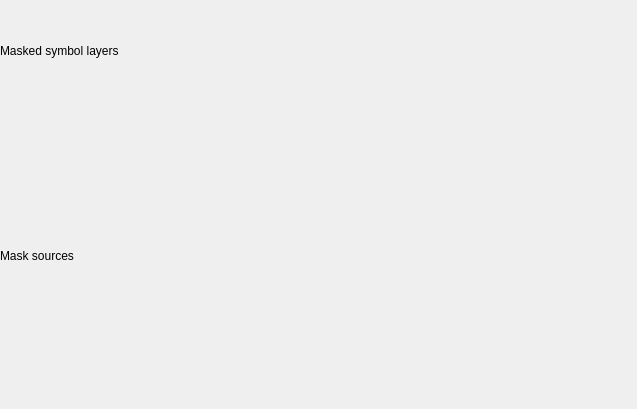
The window that src/ui/qgsmaskingwidgetbase.ui (qgis/QGIS) describes before a commit, drawn with Qt 5.
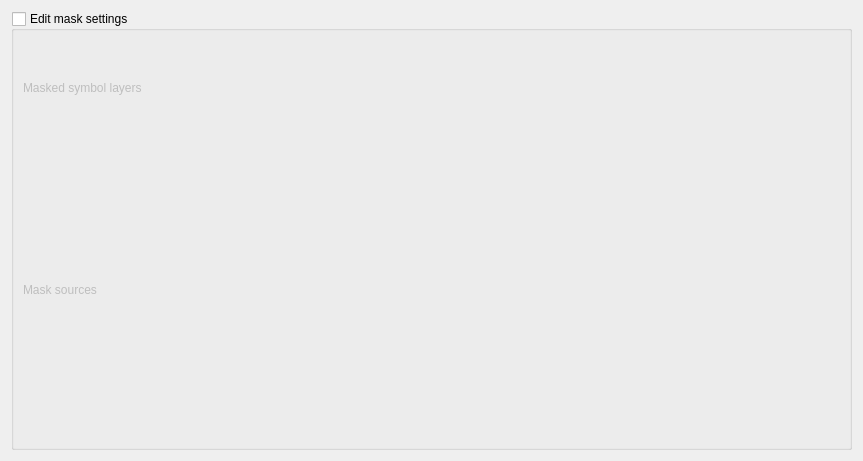
The same window after the commit. Custom widgets are drawn as their Qt base class.

Commit message: Defer mask source widget population (fixes #34942)

```diff
--- a/src/ui/qgsmaskingwidgetbase.ui
+++ b/src/ui/qgsmaskingwidgetbase.ui
@@ -6,28 +6,28 @@
    <rect>
     <x>0</x>
     <y>0</y>
-    <width>637</width>
-    <height>409</height>
+    <width>863</width>
+    <height>461</height>
    </rect>
   </property>
   <property name="windowTitle">
    <string>Form</string>
   </property>
+  <layout class="QVBoxLayout" name="verticalLayout_2">
+   <item>
+    <widget class="QGroupBox" name="mEditMaskSettingsGroup">
+     <property name="title">
+      <string>Edit mask settings</string>
+     </property>
+     <property name="checkable">
+      <bool>true</bool>
+     </property>
+     <property name="checked">
+      <bool>false</bool>
+     </property>
   <layout class="QVBoxLayout" name="verticalLayout">
-   <property name="spacing">
-    <number>0</number>
-   </property>
    <property name="leftMargin">
-    <number>0</number>
-   </property>
-   <property name="topMargin">
-    <number>0</number>
-   </property>
-   <property name="rightMargin">
-    <number>0</number>
-   </property>
-   <property name="bottomMargin">
-    <number>0</number>
+       <number>9</number>
    </property>
    <item>
     <widget class="QLabel" name="label">
@@ -51,6 +51,9 @@
      <property name="enabled">
       <bool>false</bool>
      </property>
+       </widget>
+      </item>
+     </layout>
     </widget>
    </item>
   </layout>
```
Lines whose indentation alone changed are shown as unchanged. The commit also changes 4 other files.
